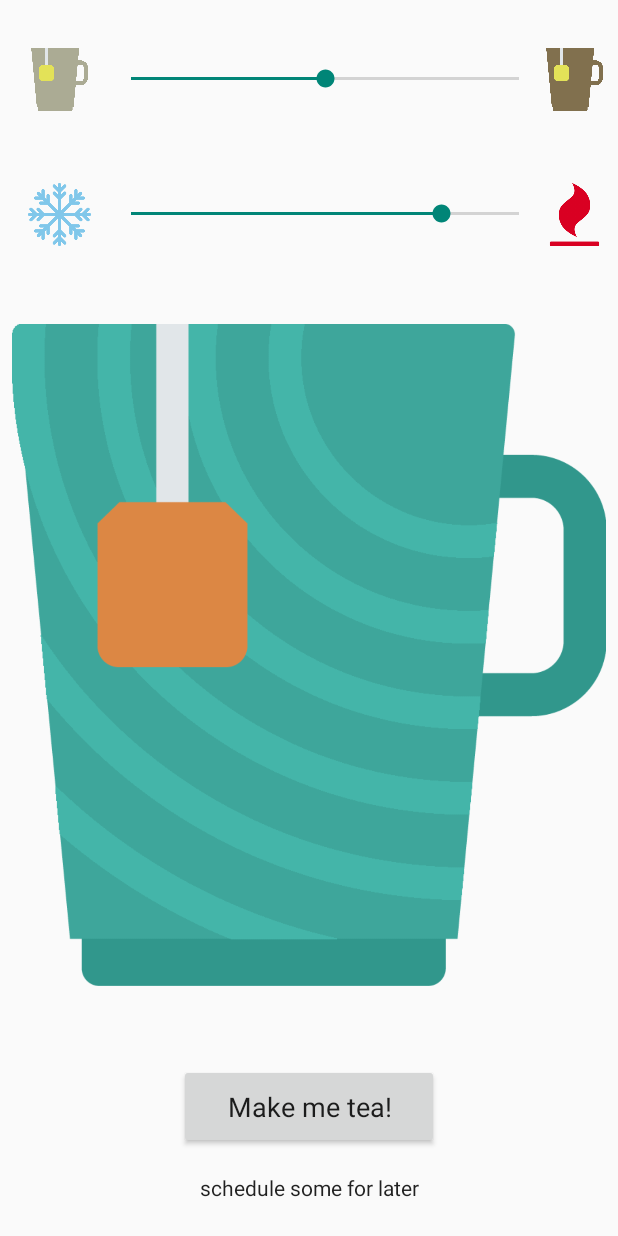
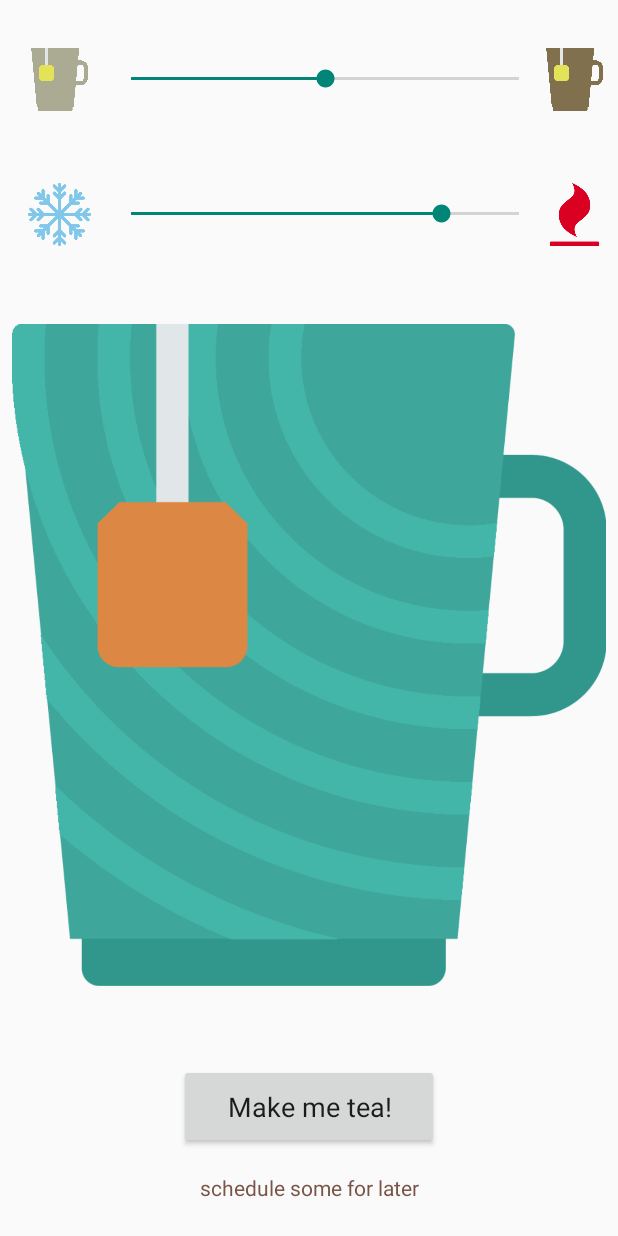
Before and after one commit to lorenzo2897/iot-app-android, an Android app: the screen it shows after launch (MainActivity), on a phone screen of 412 x 824 dp. Run offline under Robolectric (Android 15) with nearby library versions, the phone set to English and light mode, and no system bars.

Commit message:
adjusted layout margins

```diff
--- a/app/src/main/res/layout/activity_main.xml
+++ b/app/src/main/res/layout/activity_main.xml
@@ -90,13 +90,13 @@
         android:layout_marginLeft="8dp"
         android:layout_marginRight="8dp"
         android:layout_marginStart="8dp"
-        android:layout_marginTop="32dp"
+        android:layout_marginTop="48dp"
         android:src="@drawable/tea"
         app:layout_constraintHorizontal_bias="0.0"
         app:layout_constraintLeft_toLeftOf="parent"
         app:layout_constraintRight_toRightOf="parent"
         app:layout_constraintTop_toBottomOf="@+id/linearLayout2"
-        android:layout_marginBottom="32dp"
+        android:layout_marginBottom="48dp"
         app:layout_constraintBottom_toTopOf="@+id/buttonStart"
         app:layout_constraintVertical_bias="0.0"/>
 
@@ -126,6 +126,7 @@
         style="@android:style/Widget.Material.Light.Button.Borderless"
         android:layout_width="wrap_content"
         android:layout_height="wrap_content"
+        android:layout_marginBottom="8dp"
         android:layout_marginEnd="8dp"
         android:layout_marginLeft="8dp"
         android:layout_marginRight="8dp"
@@ -133,9 +134,9 @@
         android:layout_marginTop="8dp"
         android:text="schedule some for later"
         android:textAppearance="@android:style/TextAppearance.Material.Body1"
+        android:textColor="@color/colorAccent"
+        app:layout_constraintBottom_toBottomOf="parent"
         app:layout_constraintLeft_toLeftOf="parent"
-        app:layout_constraintRight_toRightOf="parent"
-        app:layout_constraintBottom_toBottomOf="parent"
-        android:layout_marginBottom="8dp"/>
+        app:layout_constraintRight_toRightOf="parent"/>
 
 </android.support.constraint.ConstraintLayout>
```
